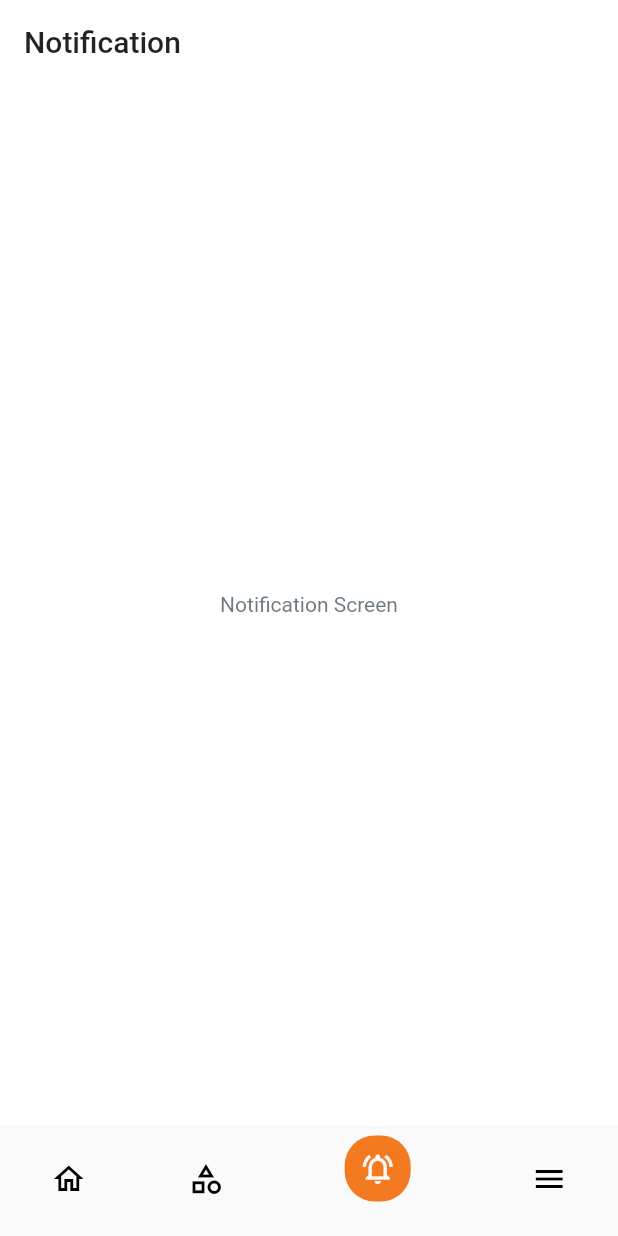
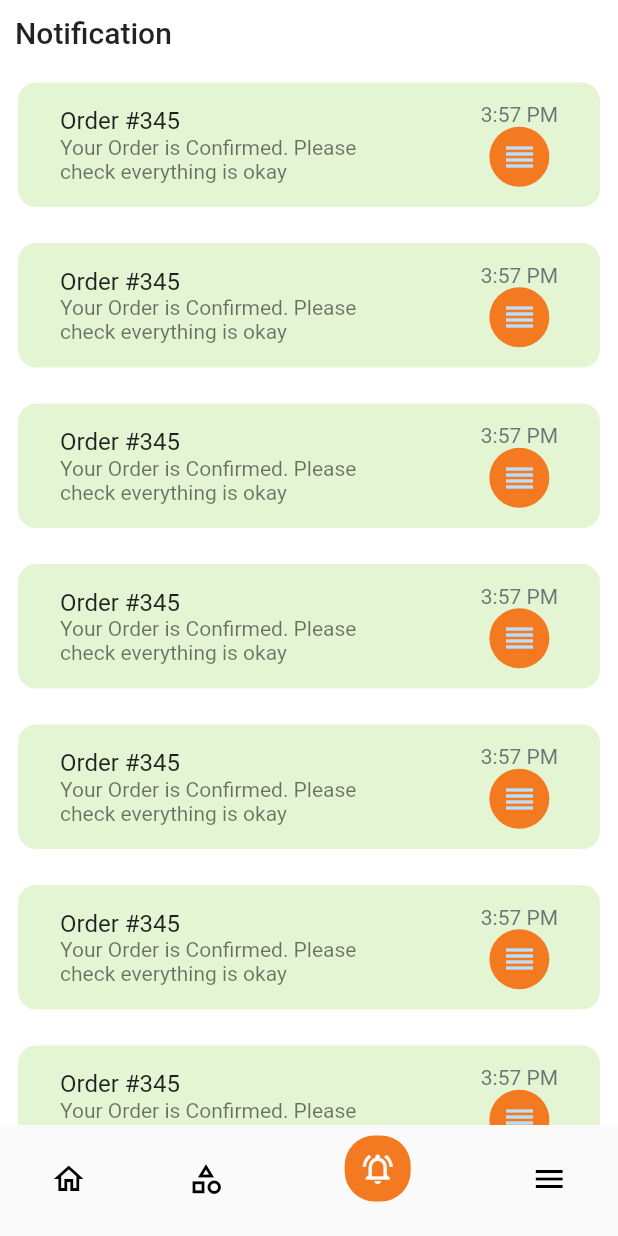
Before and after one commit to mohamedKhalid1/e_commerce_app, a Flutter app: the screen it shows after launch, item 3 of the bottom bar chosen, on a phone screen of 412 x 824 dp. Run offline on Flutter 3.47's test engine with Material 2 defaults, Android fonts, the phone set to English and light mode, and no system bars; our stand-ins replace firebase_auth, firebase_core, pin_code_fields; accounts and stored records are empty; Roboto replaces fonts that are missing (Poppins).

Commit message:
finish notification screen and setting screen ui

```diff
--- a/lib/views/screens/main_screens/main_screen.dart
+++ b/lib/views/screens/main_screens/main_screen.dart
@@ -18,15 +18,9 @@ class _MainScreenState extends State<MainScreen> {
   late int selectedIndex = 0;
   static List screens = [
     HomeScreen(),
-    CategoryScreen(),
-    NotificationScreen(),
-    SettingScreen()
-  ];
-  static const List titles = [
-    "Grocery Plus",
-    "Category",
-    "Notification",
-    "Settings"
+    const CategoryScreen(),
+    const NotificationScreen(),
+    const SettingScreen()
   ];
 
   void onItemTapped(int index) {
@@ -39,14 +33,6 @@ class _MainScreenState extends State<MainScreen> {
   Widget build(BuildContext context) {
     return SafeArea(
       child: Scaffold(
-        appBar: AppBar(
-          backgroundColor: Colors.transparent,
-          elevation: 0,
-          title: Text(
-            titles[selectedIndex],
-            style: Theme.of(context).textTheme.bodyLarge,
-          ),
-        ),
         body: screens[selectedIndex],
         bottomNavigationBar: BottomNavigationBar(
           elevation: 0,
--- a/lib/views/screens/main_screens/notification_screen.dart
+++ b/lib/views/screens/main_screens/notification_screen.dart
@@ -5,8 +5,53 @@ class NotificationScreen extends StatelessWidget {
 
   @override
   Widget build(BuildContext context) {
-    return Scaffold(
-      body: Center(child: Text("Notification Screen"),),
+    return SingleChildScrollView(
+      child: Column(
+        crossAxisAlignment: CrossAxisAlignment.start,
+        children: [
+          Padding(
+            padding: const EdgeInsets.all(10),
+            child: Text(
+              "Notification",
+              style: Theme.of(context).textTheme.bodyLarge,
+            ),
+          ),
+          SizedBox(
+            height: MediaQuery.of(context).size.height * 1.2,
+            child: ListView.builder(
+              itemCount: 16,
+              itemBuilder: (context, index) {
+                return Column(
+                  children: [
+                    Container(
+                      margin: const EdgeInsets.all(12),
+                      padding: const EdgeInsets.all(12),
+                      decoration: BoxDecoration(
+                        borderRadius: BorderRadius.circular(12),
+                        color: const Color.fromRGBO(94, 196, 1, 0.17),
+                      ),
+                      child: ListTile(
+                        title: const Text("Order #345"),
+                        subtitle: const Text(
+                            "Your Order is Confirmed. Please \ncheck everything is okay"),
+                        trailing: Column(
+                          children: const [
+                            Text("3:57 PM"),
+                            CircleAvatar(
+                              backgroundColor: Color(0xFFF37A20),
+                              child: Icon(Icons.reorder),
+                            )
+                          ],
+                        ),
+                      ),
+                    ),
+                  ],
+                );
+              },
+            ),
+          ),
+        ],
+      ),
     );
   }
 }
```
Also changed, not shown: lib/views/screens/main_screens/category_screen.dart (+22 -1 lines), lib/views/screens/main_screens/home_screen.dart (+12 -2 lines), lib/views/screens/main_screens/setting_screen.dart (+81 -2 lines).
